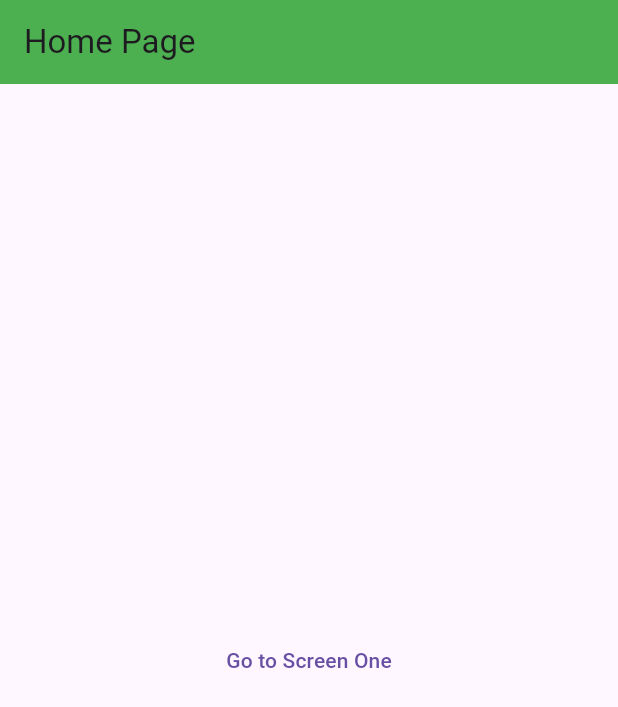
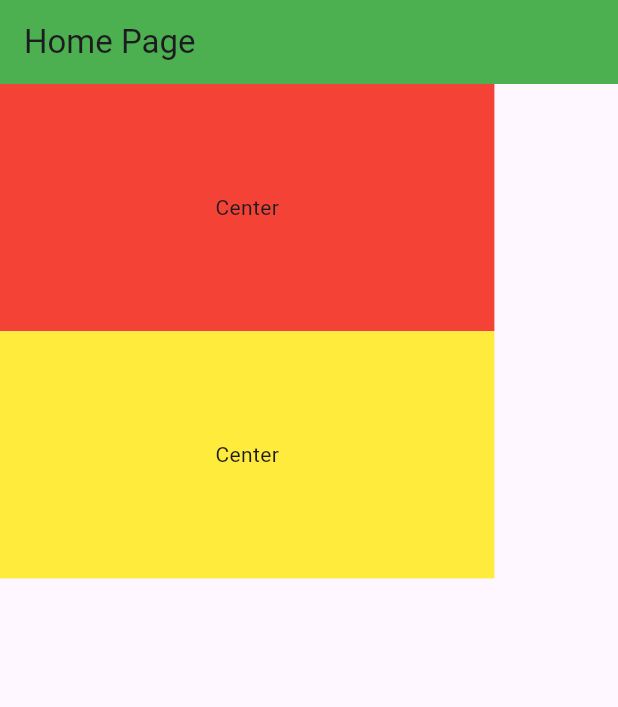
Before and after one commit to shardhayv/GetX_Practice, a Flutter app: the screen it shows after launch, on a phone screen of 412 x 824 dp. Shown: the top 707 px of the screen. Run offline on Flutter 3.47's test engine with Material 2 defaults, Android fonts, the phone set to English and light mode, and no system bars; our stand-ins replace get.

Commit message:
Applying get.height instead Mediaquery

```diff
--- a/lib/home_screen.dart
+++ b/lib/home_screen.dart
@@ -17,21 +17,25 @@ class _HomeScreenState extends State<HomeScreen> {
         title: const Text('Home Page'),
       ),
       body: Column(
-        mainAxisAlignment: MainAxisAlignment.center,
-        crossAxisAlignment: CrossAxisAlignment.center,
         children: [
-          Center(
-            child: TextButton(
-              onPressed: () {
-                // Get.to(const ScreenOne(
-                //   name: 'Shardhay',
-                // ));
-                Get.toNamed('/screenOne', arguments: [
-                  'name',
-                  'Shardhay',
-                ]);
-              },
-              child: const Text('Go to Screen One'),
+          Container(
+            // height: MediaQuery.of(context).size.height * 0.8,
+            // height: MediaQuery.of(context).size.width * 0.8,
+            height: Get.height * 0.2,
+            width: Get.width * 0.8,
+            color: Colors.red,
+            child: const Center(
+              child: Text('Center'),
+            ),
+          ),
+          Container(
+            // height: MediaQuery.of(context).size.height * 0.8,
+            // height: MediaQuery.of(context).size.width * 0.8,
+            height: Get.height * 0.2,
+            width: Get.width * 0.8,
+            color: Colors.yellow,
+            child: const Center(
+              child: Text('Center'),
             ),
           ),
         ],
```
